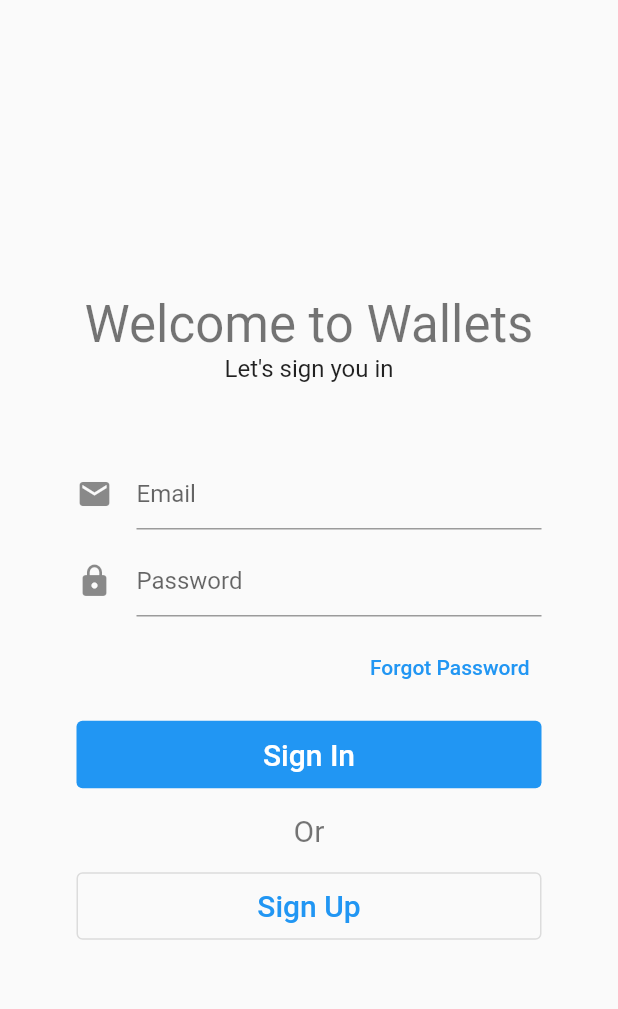
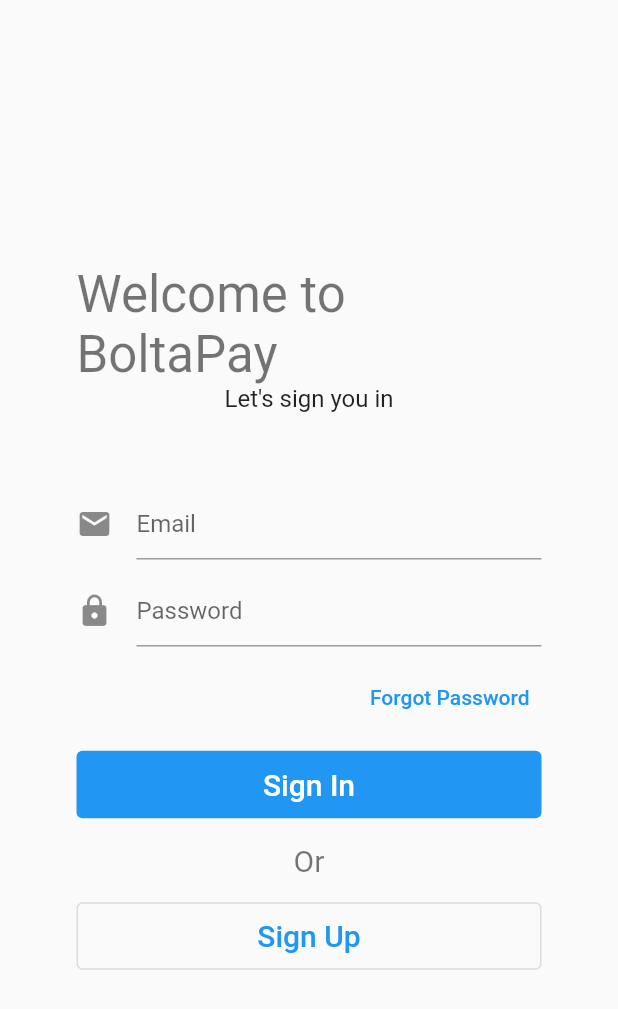
Before and after one commit to JosephGwara/Coding4Integrity, a Flutter app: the screen it shows after launch, on a phone screen of 412 x 824 dp. Shown: the top 1009 px of the screen. Run offline on Flutter 3.47's test engine with Material 2 defaults, Android fonts, the phone set to English and light mode, and no system bars; our stand-ins replace cloud_firestore, firebase_auth, firebase_core, freezed_annotation, get_it, page_transition and 3 more; missing offline and left inert: clipboard, enum_to_string, web3dart; accounts and stored records are empty.

Commit message:
Updates app title

```diff
--- a/wallets/lib/views/sign_in/sign_in_view.dart
+++ b/wallets/lib/views/sign_in/sign_in_view.dart
@@ -30,7 +30,7 @@
                 crossAxisAlignment: CrossAxisAlignment.center,
                 children: [
                   Text(
-                    "Welcome to Wallets",
+                    "Welcome to BoltaPay",
                     style: Theme.of(context).textTheme.headline4,
                   ),
                   Text(
--- a/wallets/lib/views/sign_up/sign_up_view.dart
+++ b/wallets/lib/views/sign_up/sign_up_view.dart
@@ -49,7 +49,7 @@
                         crossAxisAlignment: CrossAxisAlignment.center,
                         children: [
                           Text(
-                            "Sign Up to Wallets",
+                            "Sign Up to BoltaPay",
                             style: Theme.of(context).textTheme.headline4,
                           ),
                           verticalSpace(30),
```
